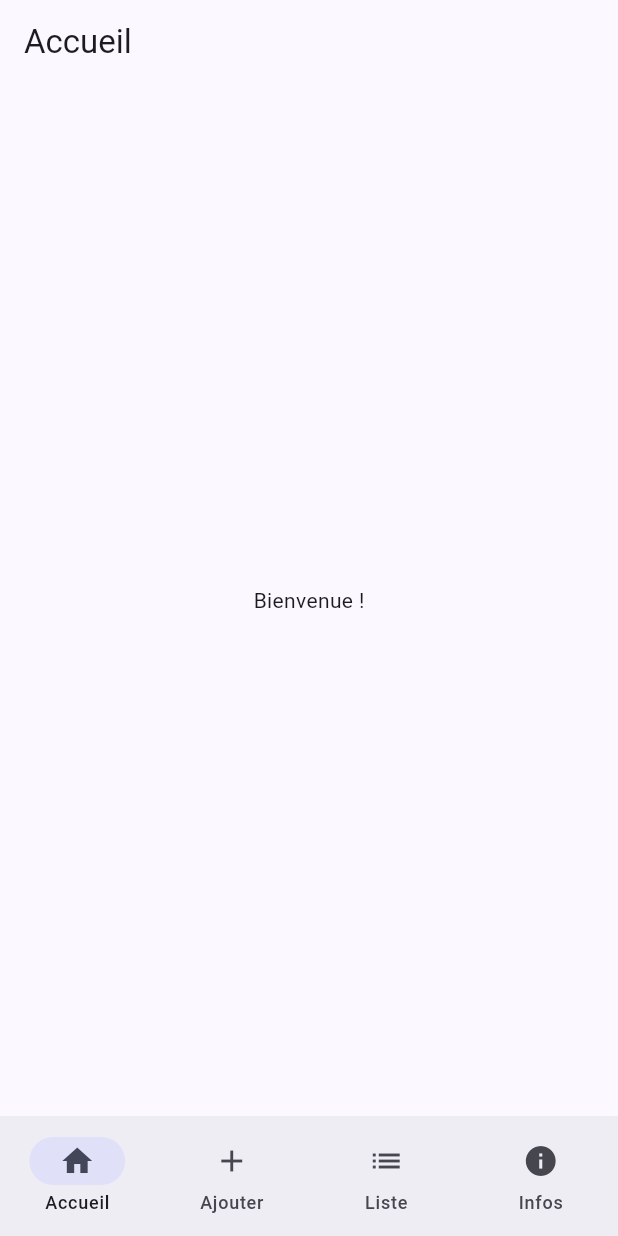
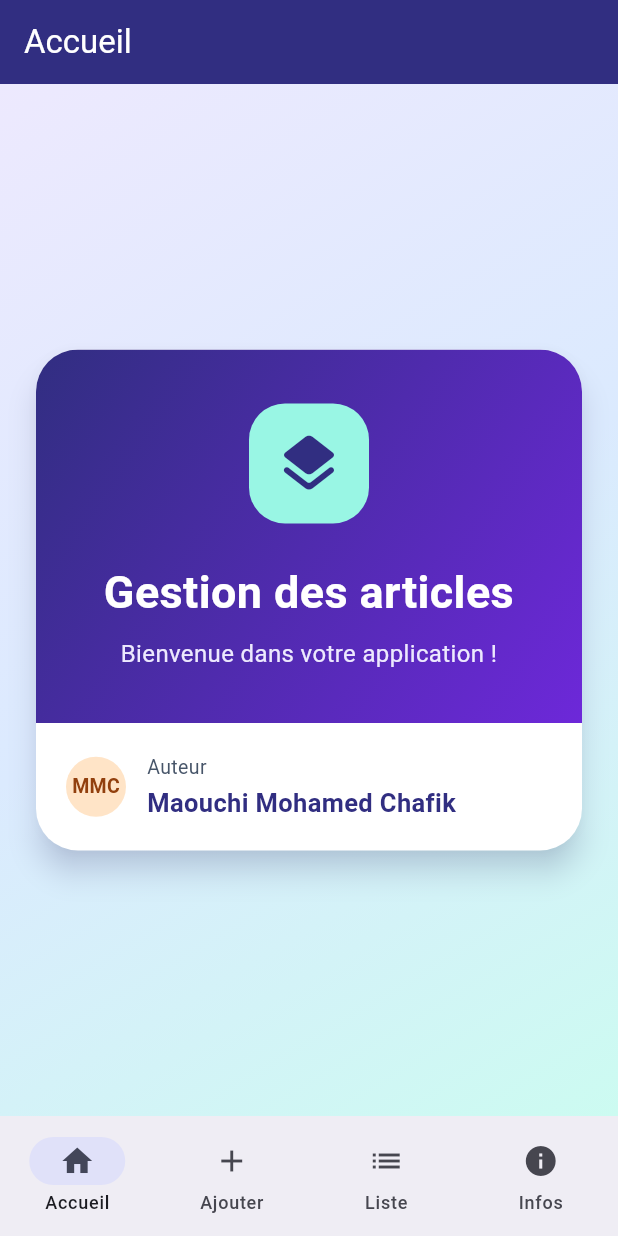
Before and after one commit to Fateh98/Atelier9, a Flutter app: the screen it shows after launch, on a phone screen of 412 x 824 dp. Run offline on Flutter 3.47's test engine with Material 3 defaults, Android fonts, the phone set to English and light mode, and no system bars.

Commit message:
Personnaliser la page d’accueil avec un dégradé, une icône et la signature de Maouchi Mohamed Chafik

```diff
--- a/lib/pages/accueil_page.dart
+++ b/lib/pages/accueil_page.dart
@@ -5,12 +5,146 @@ class AccueilPage extends StatelessWidget {
 
   @override
   Widget build(BuildContext context) {
+    const indigo = Color(0xFF312E81);
+    const violet = Color(0xFF6D28D9);
+    const menthe = Color(0xFF99F6E4);
+
     return Scaffold(
       appBar: AppBar(
         title: const Text('Accueil'),
+        backgroundColor: indigo,
+        foregroundColor: Colors.white,
       ),
-      body: const Center(
-        child: Text('Bienvenue !'),
+      body: Container(
+        width: double.infinity,
+        height: double.infinity,
+        decoration: const BoxDecoration(
+          gradient: LinearGradient(
+            begin: Alignment.topLeft,
+            end: Alignment.bottomRight,
+            colors: [
+              Color(0xFFEDE9FE),
+              Color(0xFFDBEAFE),
+              Color(0xFFCCFBF1),
+            ],
+          ),
+        ),
+        child: Center(
+          child: SingleChildScrollView(
+            padding: const EdgeInsets.all(24),
+            child: ConstrainedBox(
+              constraints: const BoxConstraints(maxWidth: 420),
+              child: Card(
+                margin: EdgeInsets.zero,
+                elevation: 8,
+                shadowColor: const Color(0x55312E81),
+                color: Colors.white,
+                clipBehavior: Clip.antiAlias,
+                shape: RoundedRectangleBorder(
+                  borderRadius: BorderRadius.circular(28),
+                ),
+                child: Column(
+                  mainAxisSize: MainAxisSize.min,
+                  children: [
+                    Container(
+                      width: double.infinity,
+                      padding: const EdgeInsets.symmetric(
+                        horizontal: 24,
+                        vertical: 36,
+                      ),
+                      decoration: const BoxDecoration(
+                        gradient: LinearGradient(
+                          begin: Alignment.topLeft,
+                          end: Alignment.bottomRight,
+                          colors: [indigo, violet],
+                        ),
+                      ),
+                      child: Column(
+                        children: [
+                          Container(
+                            width: 80,
+                            height: 80,
+                            decoration: BoxDecoration(
+                              color: menthe,
+                              borderRadius: BorderRadius.circular(24),
+                            ),
+                            child: const Icon(
+                              Icons.layers_rounded,
+                              size: 48,
+                              color: indigo,
+                            ),
+                          ),
+                          const SizedBox(height: 24),
+                          const Text(
+                            'Gestion des articles',
+                            textAlign: TextAlign.center,
+                            style: TextStyle(
+                              color: Colors.white,
+                              fontSize: 30,
+                              fontWeight: FontWeight.bold,
+                            ),
+                          ),
+                          const SizedBox(height: 8),
+                          const Text(
+                            'Bienvenue dans votre application !',
+                            textAlign: TextAlign.center,
+                            style: TextStyle(
+                              color: Color(0xFFEDE9FE),
+                              fontSize: 16,
+                              height: 1.4,
+                            ),
+                          ),
+                        ],
+                      ),
+                    ),
+                    const Padding(
+                      padding: EdgeInsets.all(20),
+                      child: Row(
+                        children: [
+                          CircleAvatar(
+                            backgroundColor: Color(0xFFFFE4C7),
+                            foregroundColor: Color(0xFF92400E),
+                            child: Text(
+                              'MMC',
+                              style: TextStyle(
+                                fontSize: 13,
+                                fontWeight: FontWeight.bold,
+                              ),
+                            ),
+                          ),
+                          SizedBox(width: 14),
+                          Expanded(
+                            child: Column(
+                              crossAxisAlignment: CrossAxisAlignment.start,
+                              children: [
+                                Text(
+                                  'Auteur',
+                                  style: TextStyle(
+                                    fontSize: 13,
+                                    color: Color(0xFF475569),
+                                  ),
+                                ),
+                                SizedBox(height: 2),
+                                Text(
+                                  'Maouchi Mohamed Chafik',
+                                  style: TextStyle(
+                                    color: indigo,
+                                    fontSize: 17,
+                                    fontWeight: FontWeight.bold,
+                                  ),
+                                ),
+                              ],
+                            ),
+                          ),
+                        ],
+                      ),
+                    ),
+                  ],
+                ),
+              ),
+            ),
+          ),
+        ),
       ),
     );
   }
```
